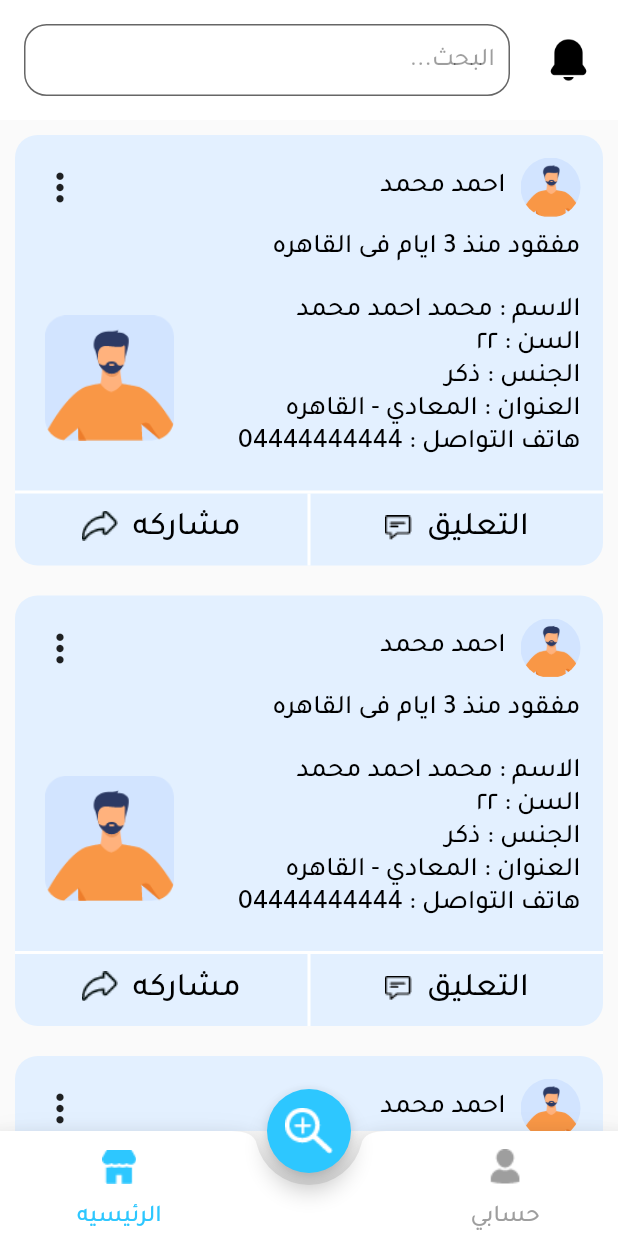
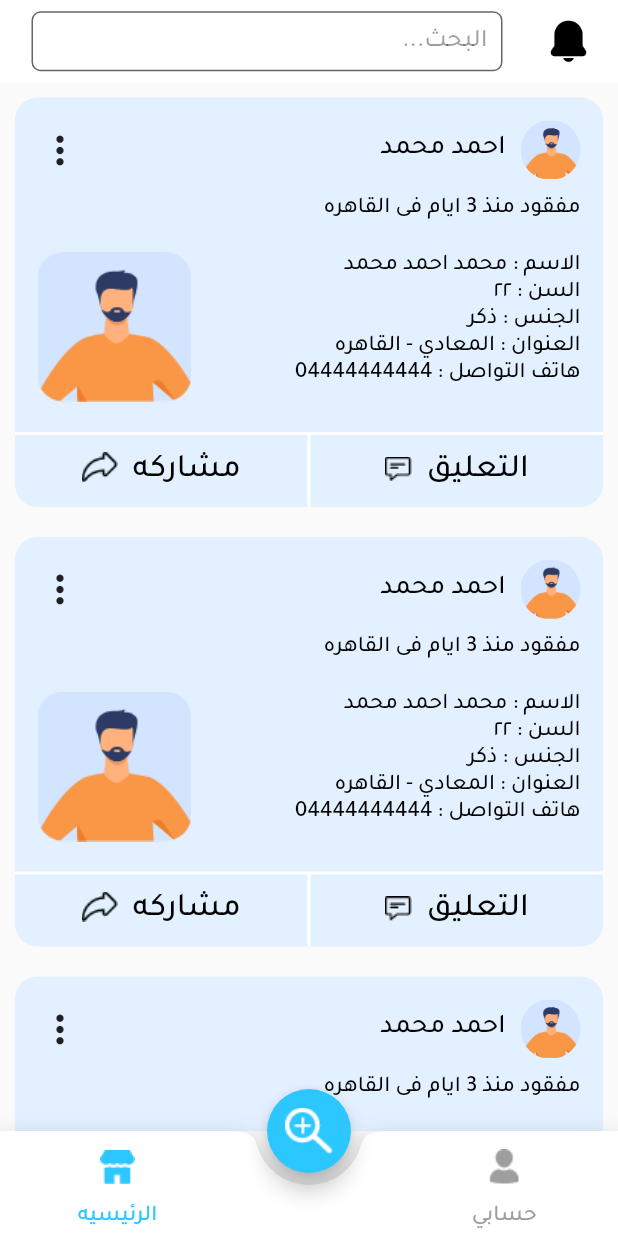
Before and after one commit to Mostafa-Osman/lost_app, a Flutter app: the HomeScreen screen opened directly, on a phone screen of 412 x 824 dp. Run offline on Flutter 3.47's test engine with Material 2 defaults, Android fonts, the light colour scheme and no system bars; our stand-ins replace hexcolor, pin_code_fields, smooth_page_indicator, timer_count_down.

Commit message:
update splash, home

```diff
--- a/lib/home/bottom_navigation_bar.dart
+++ b/lib/home/bottom_navigation_bar.dart
@@ -18,20 +18,27 @@ class _HomeScreenState extends State<HomeScreen> {
     return AppBar(
       backgroundColor: Colors.white,
       elevation: 0.0,
-      toolbarHeight: 80,
+      toolbarHeight: 55,
       title: Container(
           decoration: BoxDecoration(
             color: Colors.white,
-            borderRadius: BorderRadius.circular(20),
+            //borderRadius: BorderRadius.circular(15),
           ),
+          child: Padding(
+            padding: const EdgeInsets.all(5.0),
+            child: ConstrainedBox(
+                constraints: BoxConstraints.tightFor(height: 40),
                 child: TextFormFieldClass(
                 controller: controller,
+                roundedRectangleBorder: 6,
                 textHint: 'البحث...',
+              ),
+            ),
           )),
       leading: Padding(
         padding: const EdgeInsets.only(right: 10.0),
         child: IconButton(
-          iconSize: 0.5,
+          iconSize: 2,
           icon: Image.asset(
             'assets/icons/notification.png',
             color: Colors.black,
@@ -82,9 +89,11 @@ class _HomeScreenState extends State<HomeScreen> {
               Column(
                 children: [
                   IconButton(
+                    iconSize: 10,
                     icon: Image.asset(
                       'assets/icons/account.png',
                       color: bottomNavBarAccColor,
+
                     ),
                     onPressed: () {
                       setState(() {
@@ -96,16 +105,19 @@ class _HomeScreenState extends State<HomeScreen> {
                   TextClass(
                     text: 'حسابي',
                     textColor: bottomNavBarAccColor,
-                    fontSize: 16,
+                    fontSize: 15,
+                    fontWeight: FontWeight.normal,
                   ),
                 ],
               ),
               SizedBox(
                 width: 0,
               ),
-              Column(
+              Container(
+                child: Column(
                   children: [
                     IconButton(
+                      iconSize: 10,
                       icon: Image.asset(
                         'assets/icons/home.png',
                         color: bottomNavBarHomeColor,
@@ -120,9 +132,11 @@ class _HomeScreenState extends State<HomeScreen> {
                     TextClass(
                       text: 'الرئيسيه',
                       textColor: bottomNavBarHomeColor,
-                    fontSize: 16,
+                      fontSize: 15,
+                      fontWeight: FontWeight.normal,
                     ),
                   ],
+                ),
               ),
             ],
           ),
--- a/lib/home/home.dart
+++ b/lib/home/home.dart
@@ -17,7 +17,7 @@ class _HomePageClassState extends State<HomePageClass> {
         return Padding(
           padding: const EdgeInsets.all(10.0),
           child: Container(
-            height: 287.0,
+            height: 273.0,
             decoration: BoxDecoration(
               color: HexColor('#E3F0FF'),
               borderRadius: BorderRadius.all(Radius.circular(15)),
@@ -59,9 +59,12 @@ class _HomePageClassState extends State<HomePageClass> {
                       TextClass(
                         text: 'مفقود منذ 3 ايام فى القاهره',
                         textAlign: TextAlign.right,
+                        fontSize: 15,
                       ),
                       SizedBox(height: 20.0),
-                      Row(
+                      Container(
+                        height: 100,
+                        child: Row(
                           children: [
                             Column(
                               mainAxisAlignment: MainAxisAlignment.start,
@@ -70,45 +73,43 @@ class _HomePageClassState extends State<HomePageClass> {
                                 TextClass(
                                   text: 'الاسم : محمد احمد محمد',
                                   textAlign: TextAlign.right,
+                                  fontSize: 15,
                                 ),
                                 TextClass(
                                   text: 'السن : ٢٢',
                                   textAlign: TextAlign.right,
+                                  fontSize: 15,
                                 ),
                                 TextClass(
                                   text: 'الجنس : ذكر',
                                   textAlign: TextAlign.right,
+                                  fontSize: 15,
                                 ),
                                 TextClass(
                                   text: 'العنوان : المعادي - القاهره',
                                   textAlign: TextAlign.right,
+                                  fontSize: 15,
                                 ),
                                 TextClass(
                                   text: 'هاتف التواصل : 04444444444',
                                   textAlign: TextAlign.right,
+                                  fontSize: 15,
                                 ),
                               ],
                             ),
                             Expanded(
-                            child: Padding(
-                              padding: const EdgeInsets.all(5.0),
-                              child: Row(
-                                mainAxisAlignment: MainAxisAlignment.end,
-                                crossAxisAlignment: CrossAxisAlignment.end,
-                                children: [
-                                  Container(
-                                    height: 86,
-                                    width: 86,
+                              child: Align(
+                                alignment: Alignment.centerLeft,
+                                child:  Container(
                                   child: Image.asset(
                                     'assets/images/lost_person_image.png',
                                     //color: Colors.white,
                                   ),
                                 ),
-                                ],
-                              ),
                               ),
                             ),
                           ],
+                        ),
                       ),
                     ],
                   ),
@@ -132,7 +133,9 @@ class _HomePageClassState extends State<HomePageClass> {
                           child: FlatButton(
                             onPressed: () {},
                             shape: RoundedRectangleBorder(
-                              borderRadius: BorderRadius.only(bottomRight: Radius.circular(15),),
+                              borderRadius: BorderRadius.only(
+                                bottomRight: Radius.circular(15),
+                              ),
                             ),
                             child: Row(
                               mainAxisAlignment: MainAxisAlignment.center,
@@ -166,7 +169,9 @@ class _HomePageClassState extends State<HomePageClass> {
                         child: FlatButton(
                           onPressed: () {},
                           shape: RoundedRectangleBorder(
-                            borderRadius: BorderRadius.only(bottomLeft: Radius.circular(15),),
+                            borderRadius: BorderRadius.only(
+                              bottomLeft: Radius.circular(15),
+                            ),
                           ),
                           child: Row(
                             mainAxisAlignment: MainAxisAlignment.center,
--- a/lib/main.dart
+++ b/lib/main.dart
@@ -31,7 +31,7 @@ class MyApp extends StatelessWidget {
       supportedLocales: [
         Locale('ar', ''),
       ],
-      home: LoginScreen(),
+      home: HomeScreen(),
     );
   }
 }
--- a/lib/shared/components/text_class.dart
+++ b/lib/shared/components/text_class.dart
@@ -15,6 +15,7 @@ class TextClass extends StatelessWidget {
 
   //initial Text color black
   late Color textColor;
+
 
   //initial Text backgroundColor white
   // Color backgroundColor = Colors.white,
--- a/lib/shared/components/text_form_field_class.dart
+++ b/lib/shared/components/text_form_field_class.dart
@@ -34,6 +34,7 @@ class TextFormFieldClass extends StatelessWidget {
   //Text Input Type (keyboard Type)
   TextInputType? keyboardType;
 
+  EdgeInsetsGeometry contentPadding;
   //label
   String? label;
   InputDecoration? decoration;
@@ -55,6 +56,7 @@ class TextFormFieldClass extends StatelessWidget {
     this.label,
     this.decoration,
     this.textStyle,
+    this.contentPadding = const EdgeInsets.symmetric(vertical: 10.0, horizontal: 10.0),
   });
 
   @override
@@ -73,7 +75,7 @@ class TextFormFieldClass extends StatelessWidget {
         filled: true,
         fillColor: backgroundColor,
         labelText: label,
-        contentPadding: EdgeInsets.symmetric(vertical: 10.0, horizontal: 10.0),
+        contentPadding: contentPadding,
         helperStyle: textStyle,
         border: OutlineInputBorder(
           borderRadius: BorderRadius.circular(roundedRectangleBorder),
@@ -84,6 +86,7 @@ class TextFormFieldClass extends StatelessWidget {
         suffixIcon: suffixIcon,
       ),
       obscureText: obscureText,
+
     );
   }
 }
```
Lines whose indentation alone changed are shown as unchanged.
